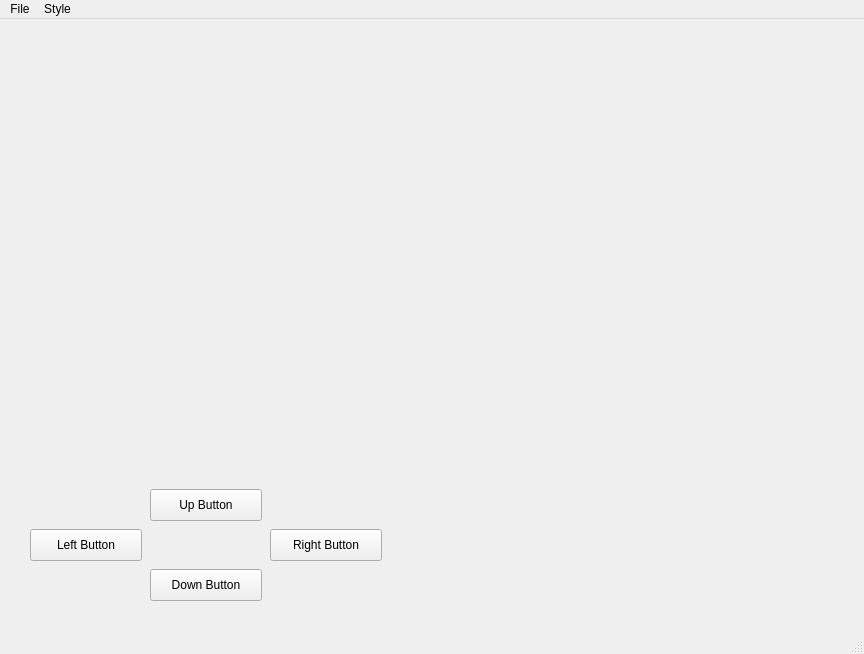
Qt form QtDraw/mainwindow.ui (feichay10/QtDraw) before a commit.
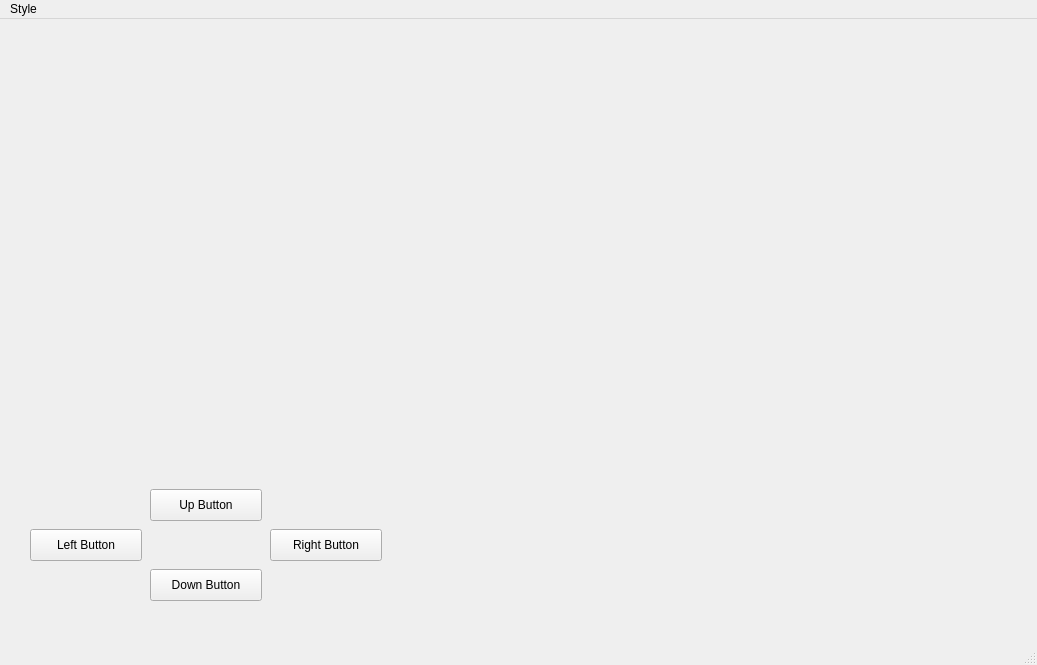
The same form after that commit.

Commit message: Fixing the double File button on the bar menu

Diff of the .ui file:
```diff
--- a/QtDraw/mainwindow.ui
+++ b/QtDraw/mainwindow.ui
@@ -6,8 +6,8 @@
    <rect>
     <x>0</x>
     <y>0</y>
-    <width>864</width>
-    <height>654</height>
+    <width>1037</width>
+    <height>665</height>
    </rect>
   </property>
   <property name="windowTitle">
@@ -101,7 +101,7 @@
     <rect>
      <x>0</x>
      <y>0</y>
-     <width>864</width>
+     <width>1037</width>
      <height>22</height>
     </rect>
    </property>
@@ -112,15 +112,6 @@
     <addaction name="editWidth"/>
     <addaction name="editColor"/>
    </widget>
-   <widget class="QMenu" name="menuFile">
-    <property name="title">
-     <string>File</string>
-    </property>
-    <addaction name="drawSave"/>
-    <addaction name="showHelp"/>
-    <addaction name="actionExit"/>
-   </widget>
-   <addaction name="menuFile"/>
    <addaction name="menuStyle"/>
   </widget>
   <action name="editWidth">
```
Left out of the diff: 3 changed lines with no effect on the pictures. The commit also changes 3 other files.
